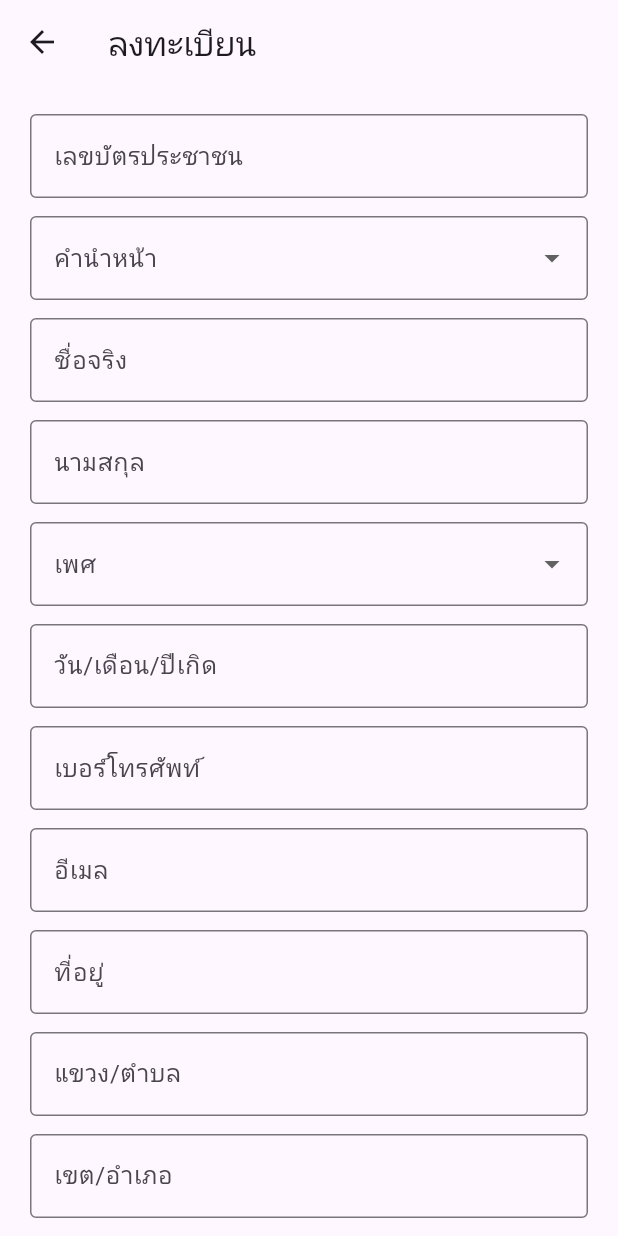
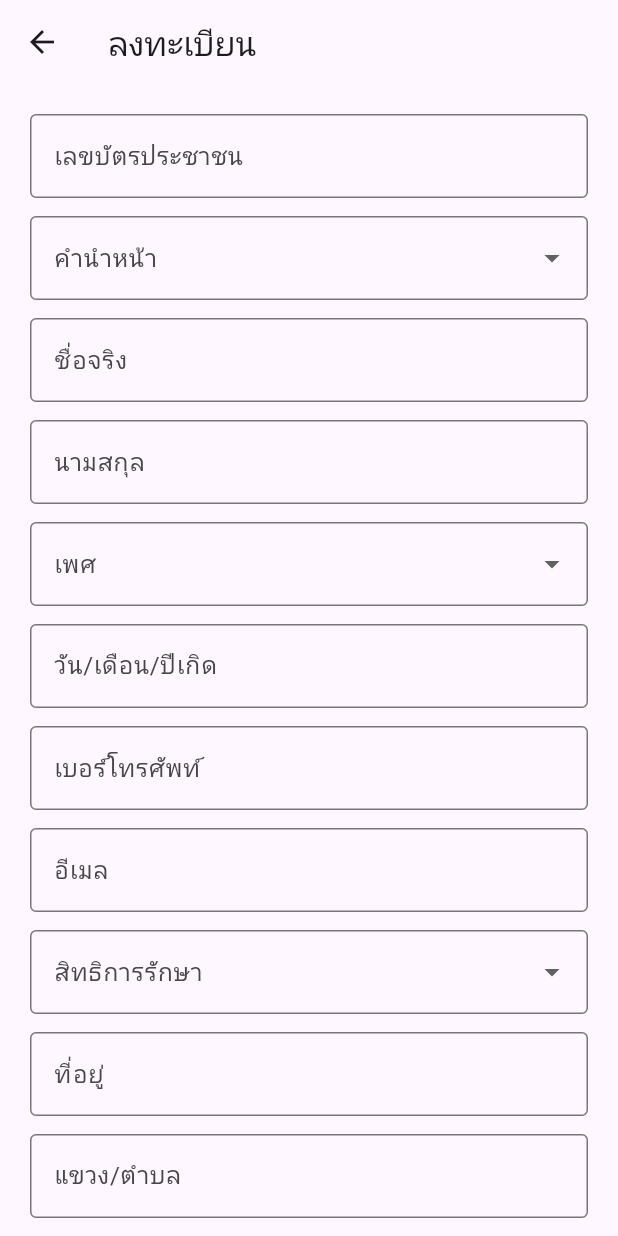
Before and after one commit to toyourmint/Smile-Dental-Clinic, a Flutter app: the RegisterScreen screen opened directly, on a phone screen of 412 x 824 dp. Run offline on Flutter 3.47's test engine with Material 3 defaults, Android fonts, the phone set to English and light mode, and no system bars.

Commit message:
Update register_screen.dart

```diff
--- a/frontend/mylogin/lib/screen/register_screen.dart
+++ b/frontend/mylogin/lib/screen/register_screen.dart
@@ -30,6 +30,7 @@ class _RegisterScreenState extends State<RegisterScreen> {
 
   String? title;
   String? gender;
+  String? rights;
 
   final thaiRegex = RegExp(r'^[ก-๙\s]+$');
 
@@ -126,6 +127,7 @@ class _RegisterScreenState extends State<RegisterScreen> {
       "gender": gender,
       "birth_date": birthDate.text.trim(),
       "email": email.text.trim(),
+      "rights": rights,
       "phone": phone.text.trim(),
       "address_line": address.text.trim(),
       "subdistrict": subDistrict.text.trim(),
@@ -261,6 +263,13 @@ class _RegisterScreenState extends State<RegisterScreen> {
                 type: TextInputType.emailAddress,
               ),
 
+              buildDropdown(
+                "สิทธิการรักษา",
+                ["บัตรทอง", "ข้าราชการ", "ประกันสังคม"],
+                rights,
+                (v) => setState(() => rights = v),
+              ),
+
               buildField("ที่อยู่", address),
               buildField("แขวง/ตำบล", subDistrict),
               buildField("เขต/อำเภอ", district),
```
